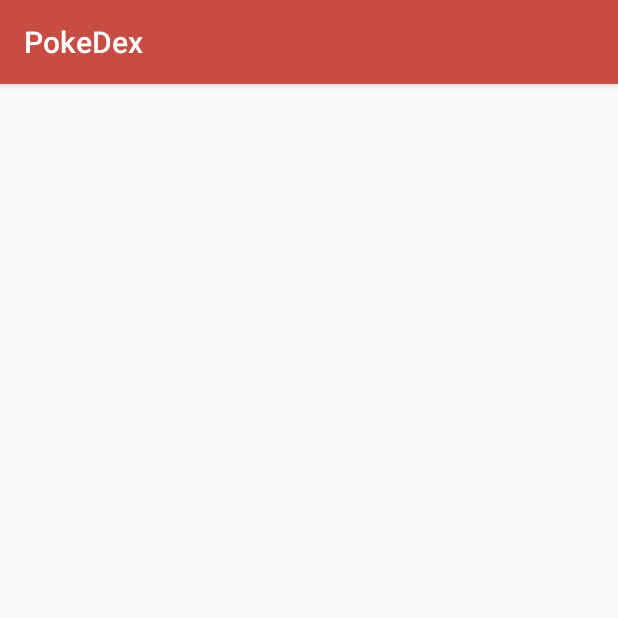
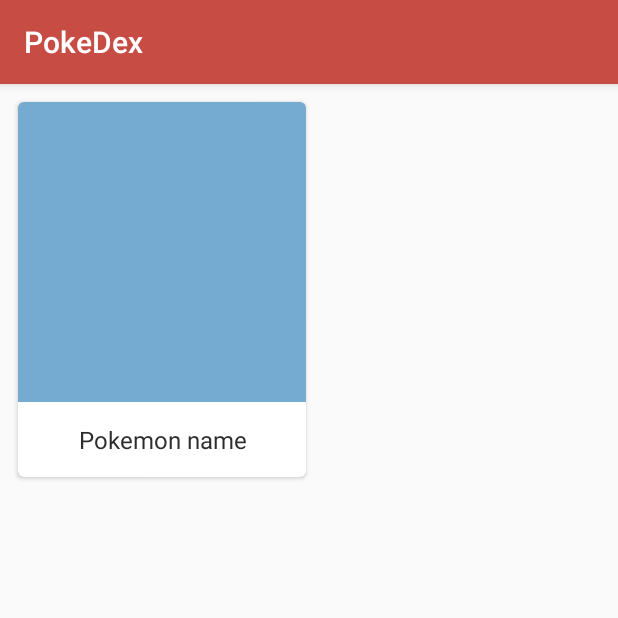
Before and after one commit to v27u27/PokeDex, an Android app: the PokemonDetailActivity screen opened directly, with no data from a screen before it, on a phone screen of 412 x 824 dp, the top half of it. Run offline under Robolectric (Android 15) with nearby library versions, the phone set to English and light mode, and no system bars.

Commit message:
finalize activity_main layout

```diff
--- a/app/src/main/java/xyz/vinayak/pokedex/PokemonAdapter.java
+++ b/app/src/main/java/xyz/vinayak/pokedex/PokemonAdapter.java
@@ -63,7 +63,7 @@ public class PokemonAdapter extends RecyclerView.Adapter<PokemonAdapter.ViewHold
             super(itemView);
             ivPokemonImage = itemView.findViewById(R.id.pokemon_image_id);
             tvPokemonName = itemView.findViewById(R.id.pokemon_name_id);
-            myfont = Typeface.createFromAsset(ctx.getAssets(),"fonts/Montserrat.otf");
+            myfont = Typeface.createFromAsset(ctx.getAssets(),"fonts/pokemon_gb.ttf");
             tvPokemonName.setTypeface(myfont);
         }
     }
--- a/app/src/main/res/layout/activity_pokemon_detail.xml
+++ b/app/src/main/res/layout/activity_pokemon_detail.xml
@@ -5,6 +5,41 @@
     android:layout_margin="4dp"
     android:orientation="vertical" >
 
+    <android.support.v7.widget.CardView
+        xmlns:android="http://schemas.android.com/apk/res/android"
+        xmlns:cardview="http://schemas.android.com/apk/res-auto"
+        android:clickable="true"
+        android:foreground="?android:attr/selectableItemBackground"
+        android:layout_width="192dp"
+        android:layout_height="250dp"
+        android:layout_margin="8dp"
+        android:layout_marginLeft="8dp"
+        android:layout_marginRight="8dp"
+        cardview:cardCornerRadius="4dp">
 
+        <LinearLayout
+            android:orientation="vertical"
+            android:layout_width="match_parent"
+            android:layout_height="match_parent">
+
+            <ImageView
+                android:id="@+id/pokemon_image_id"
+                android:layout_width="match_parent"
+                android:layout_height="200dp"
+                android:scaleType="centerCrop"
+                android:background="#75ABD1"/>
+
+            <TextView
+                android:id="@+id/pokemon_name_id"
+                android:textSize="16sp"
+                android:textColor="#2d2d2d"
+                android:layout_width="match_parent"
+                android:layout_height="match_parent"
+                android:gravity="center"
+                android:text="Pokemon name"/>
+
+        </LinearLayout>
+
+    </android.support.v7.widget.CardView>
 
 </LinearLayout>
```
Also changed, not shown: app/src/main/java/xyz/vinayak/pokedex/MainActivity.java (+21 -10 lines), app/src/main/res/layout/activity_main.xml (+45 -16 lines), app/src/main/assets/fonts/pokemon_gb.ttf (added).
